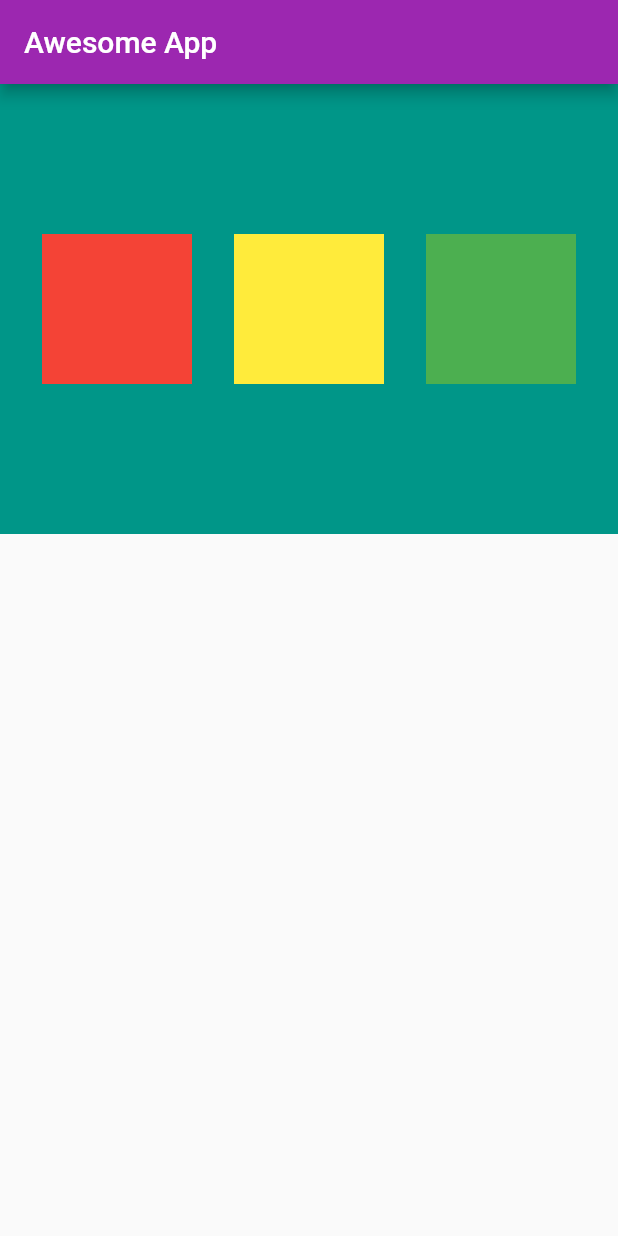
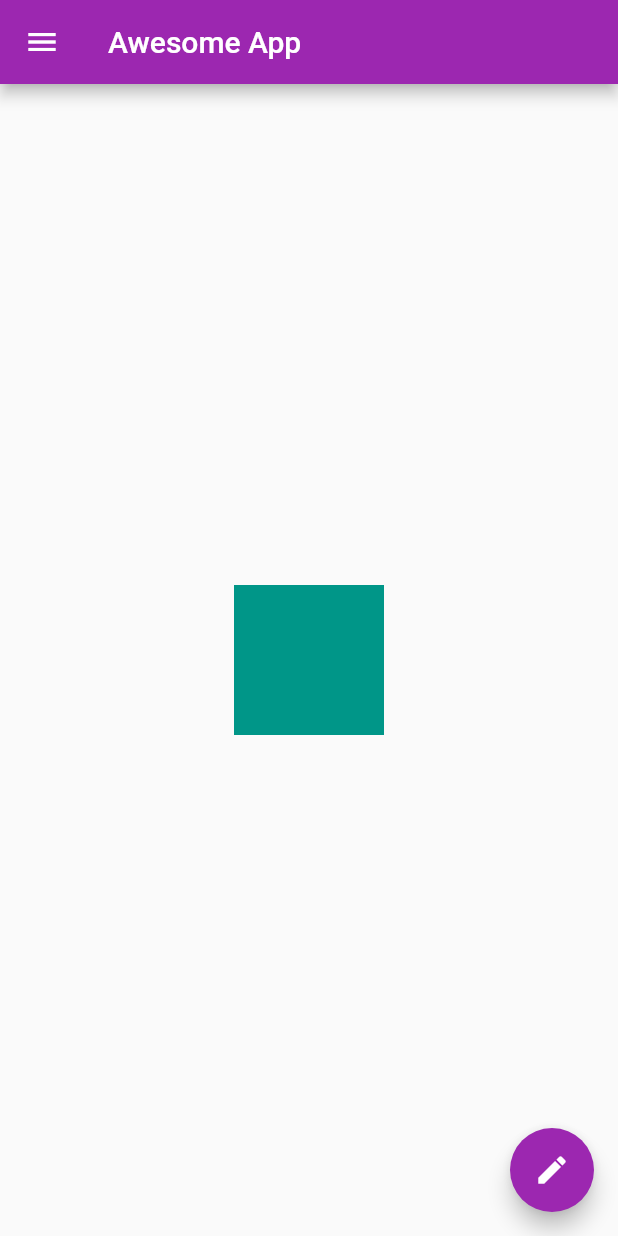
Before and after one commit to Mehul-Bisht/velocityx, a Flutter app: the screen it shows after launch, on a phone screen of 412 x 824 dp. Run offline on Flutter 3.47's test engine with Material 2 defaults, Android fonts, the phone set to English and light mode, and no system bars; our stand-ins replace velocity_x.

Commit message:
Chapter-4

```diff
--- a/lib/main.dart
+++ b/lib/main.dart
@@ -25,39 +25,44 @@ class MyHomePage extends StatelessWidget {
       appBar: AppBar(
         title: Text("Awesome App"),
       ),
-      body: Container(
-        height: 300,
-        color: Colors.teal,
-        child: Row(
-            mainAxisAlignment: MainAxisAlignment.spaceEvenly,
-            children: <Widget>[
-              Container(
-                padding: const EdgeInsets.all(8),
-                width: 100,
-                height: 100,
-                color: Colors.red,
-                alignment: Alignment.center,
-              ),
-
-              Container(
-                padding: const EdgeInsets.all(8),
-                width: 100,
-                height: 100,
-                color: Colors.yellow,
-                alignment: Alignment.center,
-              ),
-
-              Container(
-                padding: const EdgeInsets.all(8),
-                width: 100,
-                height: 100,
-                color: Colors.green,
-                alignment: Alignment.center,
-              )
-
-            ],
-          ),
-      )
+      body: Center(
+        child: Container(
+          height: 100,
+          width: 100,
+          color: Colors.teal,
+        ),
+      ),
+      drawer: Drawer(
+        child: ListView(
+          padding: const EdgeInsets.all(0),
+          children: [
+            UserAccountsDrawerHeader(
+              accountName: Text("Mehul Bisht"),
+              accountEmail: Text("mehulbishtanna@gmail.com"),
+              currentAccountPicture: CircleAvatar(
+                backgroundImage: NetworkImage(
+                    "https://images.unsplash.com/photo-1585737655161-76ddbd569e5a?ixlib=rb-1.2.1&ixid=eyJhcHBfaWQiOjEyMDd9&auto=format&fit=crop&w=500&q=60"),
+              )),
+            ListTile(
+              leading: Icon(Icons.person),
+              title: Text("Mehul Bisht"),
+              subtitle: Text("Developer"),
+              trailing: Icon(Icons.edit),
+              onTap: () {} ,
+            ),
+            ListTile(
+              leading: Icon(Icons.email),
+              title: Text("Email"),
+              subtitle: Text("mehulbishtanna@gmail.com"),
+              trailing: Icon(Icons.edit),
+            ),
+          ],
+        ),
+      ),
+      floatingActionButton: FloatingActionButton(
+        onPressed: () {},
+        child: Icon(Icons.edit),
+      ),
     );
   }
 }
```
